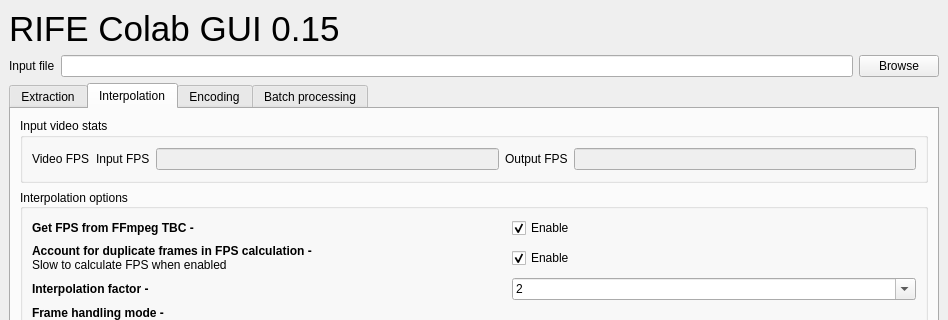
The window that main_gui.ui (HeylonNHP/RIFE-Colab) describes before a commit, drawn with Qt 5; both pictures show x 0 to 948 and y 0 to 320 of the 948 by 706 pixel window.
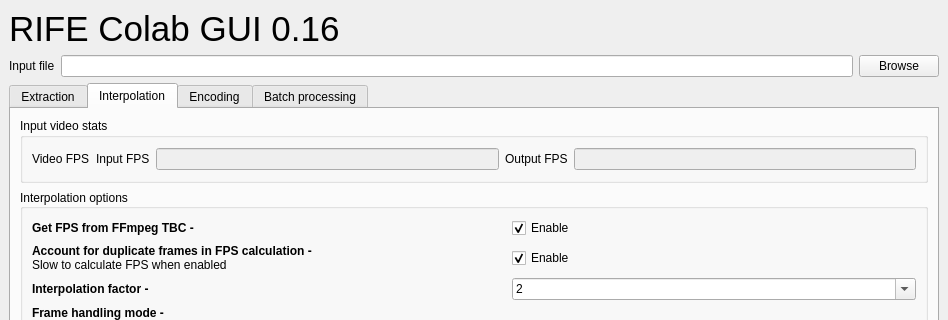
The same window after the commit.

```diff
--- a/main_gui.ui
+++ b/main_gui.ui
@@ -37,7 +37,7 @@
          </font>
         </property>
         <property name="text">
-         <string>&lt;html&gt;&lt;head/&gt;&lt;body&gt;&lt;p&gt;RIFE Colab GUI 0.15&lt;/p&gt;&lt;/body&gt;&lt;/html&gt;</string>
+         <string>&lt;html&gt;&lt;head/&gt;&lt;body&gt;&lt;p&gt;RIFE Colab GUI 0.16&lt;/p&gt;&lt;/body&gt;&lt;/html&gt;</string>
         </property>
        </widget>
       </item>
```
